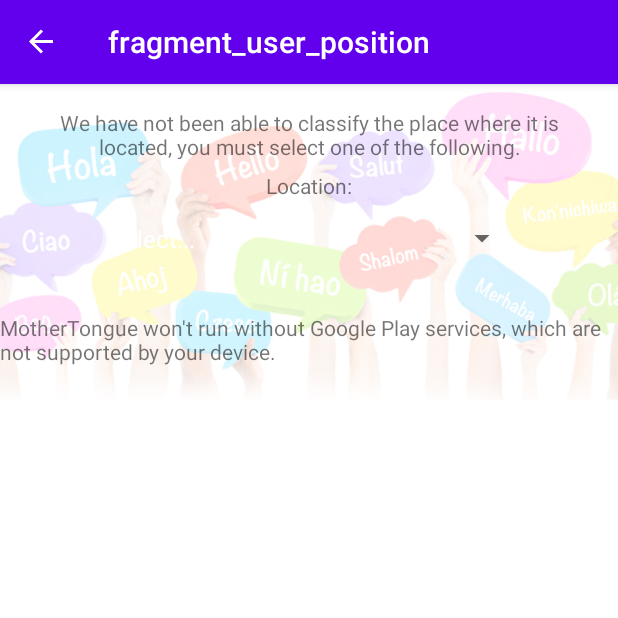
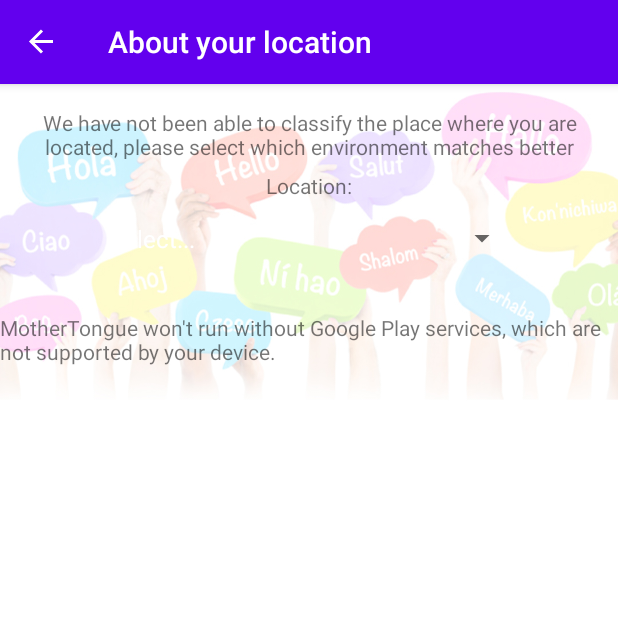
Before and after one commit to javierporta/MotherTongue, an Android app: the UserPosition screen opened through its navigation route, on a phone screen of 412 x 824 dp, the top half of it. Run offline under Robolectric (Android 15) with nearby library versions, the phone set to English and light mode, and no system bars; our stand-ins replace data binding, navigation-ui; libraries missing offline, so code that uses them is left out: com.google.firebase.ml; Roboto replaces fonts that are not available here; 5 statements that could not run were skipped.

Commit message:
update navigation labels

```diff
--- a/app/src/main/res/layout/fragment_user_position.xml
+++ b/app/src/main/res/layout/fragment_user_position.xml
@@ -37,7 +37,7 @@
             android:layout_marginStart="8dp"
             android:layout_marginTop="16dp"
             android:layout_marginEnd="8dp"
-            android:text="We have not been able to classify the place where it is located, you must select one of the following."
+            android:text="We have not been able to classify the place where you are located, please select which environment matches better with where you are now"
             android:textAlignment="center"
             app:layout_constraintEnd_toEndOf="parent"
             app:layout_constraintStart_toStartOf="parent"
--- a/app/src/main/res/navigation/mobile_navigation.xml
+++ b/app/src/main/res/navigation/mobile_navigation.xml
@@ -23,18 +23,18 @@
     <fragment
         android:id="@+id/gameProfile"
         android:name="com.ipleiria.mothertongue.ui.profile.GameProfile"
-        android:label="fragment_game_profile"
+        android:label="Game Status"
         tools:layout="@layout/fragment_game_profile" />
     <fragment
         android:id="@+id/liveCamera"
         android:name="com.ipleiria.mothertongue.ui.camera.LiveCamera"
-        android:label="fragment_live_camera"
+        android:label="Game"
         tools:layout="@layout/fragment_live_camera" />
     <fragment
         android:id="@+id/userPosition"
         android:name="com.ipleiria.mothertongue.ui.location.UserPosition"
-        android:label="fragment_user_position"
-        tools:layout="@layout/fragment_user_position" >
+        android:label="About your location"
+        tools:layout="@layout/fragment_user_position">
         <action
             android:id="@+id/action_userPosition_to_nav_home"
             app:destination="@id/nav_home"
```
